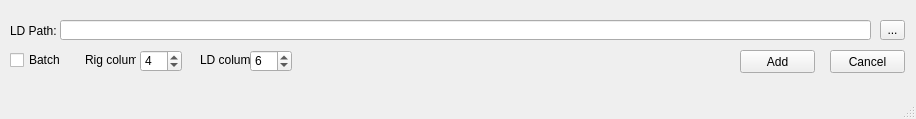
Old version of the form ui/main.ui in the repository iceanimations/objectsConnect.
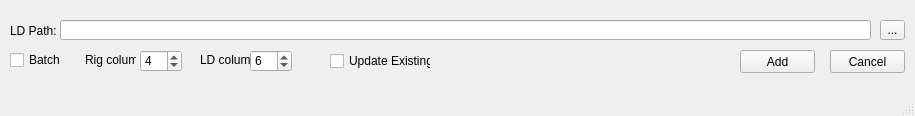
New version of the form.

Commit message: updateButton added, csv support added in fileDialog

```diff
--- a/ui/main.ui
+++ b/ui/main.ui
@@ -6,8 +6,8 @@
    <rect>
     <x>0</x>
     <y>0</y>
-    <width>916</width>
-    <height>119</height>
+    <width>915</width>
+    <height>116</height>
    </rect>
   </property>
   <property name="windowTitle">
@@ -147,6 +147,19 @@
      <string>LD column</string>
     </property>
    </widget>
+   <widget class="QCheckBox" name="updateButton">
+    <property name="geometry">
+     <rect>
+      <x>330</x>
+      <y>52</y>
+      <width>101</width>
+      <height>18</height>
+     </rect>
+    </property>
+    <property name="text">
+     <string>Update Existing</string>
+    </property>
+   </widget>
   </widget>
   <widget class="QMenuBar" name="menubar">
    <property name="geometry">
```
Left out of the diff: 18 changed lines with no effect on the pictures. The commit also changes 1 other file.
